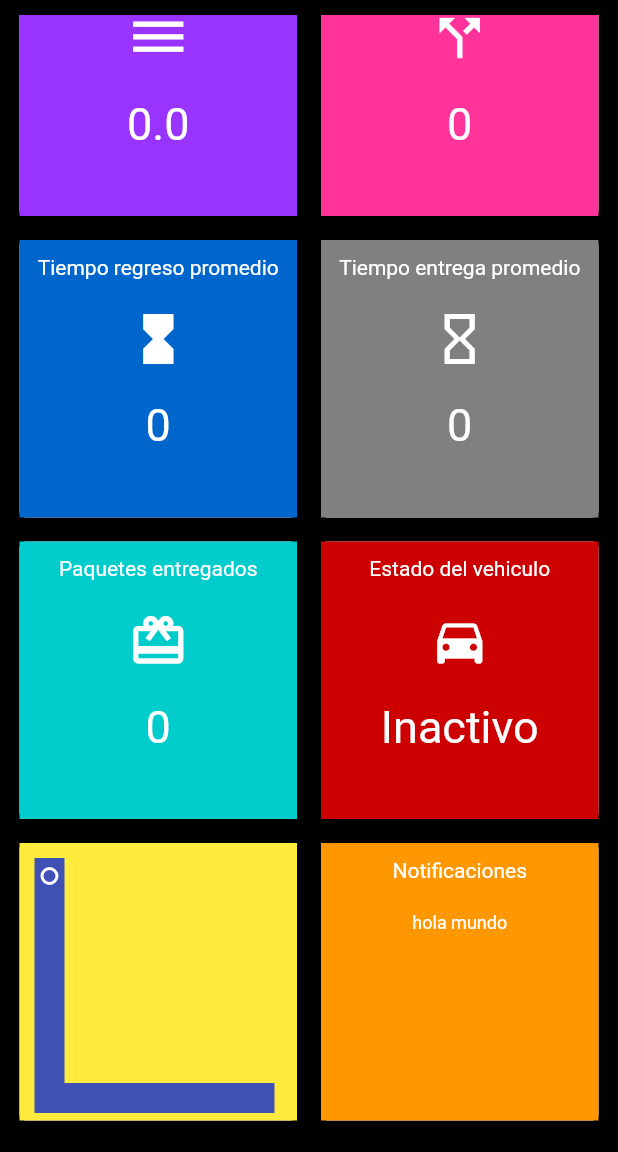
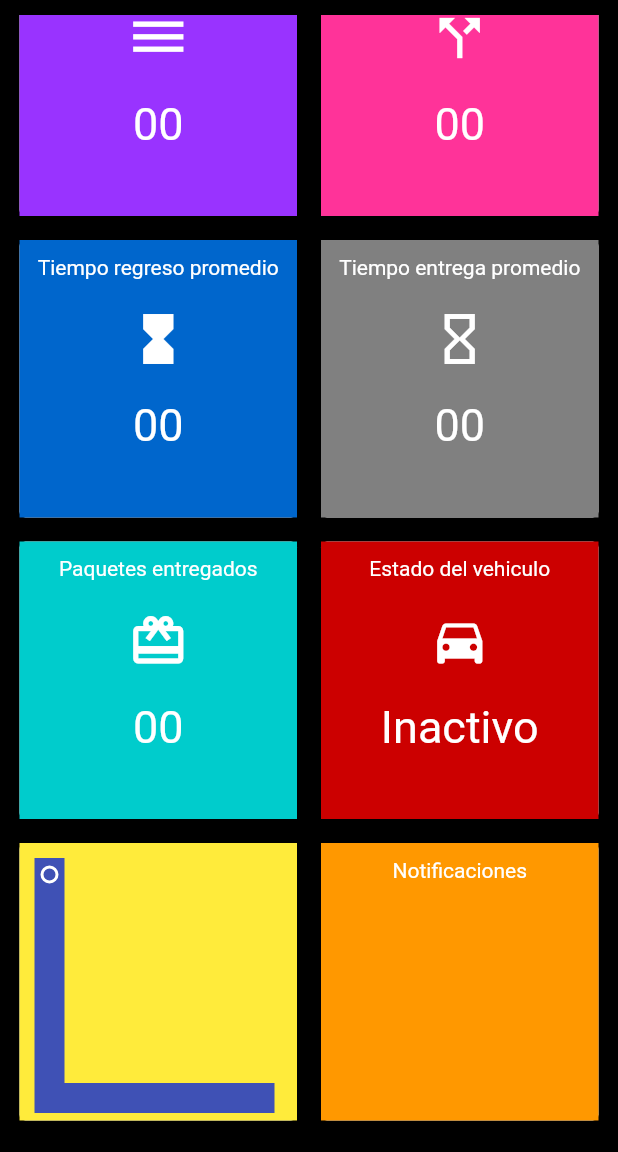
Before and after one commit to cabreration/ACE2_2S20_G14, a Flutter app: the screen it shows after launch, scrolled down 62 dp, after a tap on "Estado del vehiculo", on a phone screen of 412 x 824 dp, the part 84-1236 px from its top. Run offline on Flutter 3.47's test engine with Material 2 defaults, Android fonts, the phone set to English and light mode, and no system bars; our stand-ins replace firebase_messaging; accounts and stored records are empty; network calls fail; project files that could hold a hidden picture were left out.

Commit message:
cambios agregados

```diff
--- a/practica 1/mobile app/automail/lib/main.dart
+++ b/practica 1/mobile app/automail/lib/main.dart
@@ -5,6 +5,7 @@ import 'Slider/Slider.dart' as mySlider;
 import 'network.dart';
 import 'notifications.dart';
 import 'dart:ui' as ui;
+import 'package:flutter/material.dart';
 import 'package:flutter/material.dart';
 import 'dart:async';
 import 'dart:convert';
--- a/proyecto 1/mobile app/automail2/lib/dashboard.dart
+++ b/proyecto 1/mobile app/automail2/lib/dashboard.dart
@@ -1,5 +1,5 @@
 import 'dart:async';
-
+import 'dart:convert';
 import 'package:flutter/material.dart';
 import 'network.dart';
 import 'notifications.dart';
@@ -13,11 +13,13 @@ class _DashboardState extends State<Dashboard> {
   @override
   Widget build(BuildContext context) {
     final notifications = new NotificationProvider();
-    String mensaje = notifications.obtenerMensaje();
-
-    const seconds = const Duration(seconds: 5);
-    Timer.periodic(seconds,
-        (Timer t) => peticiones().then((value) => print("----------------------------------------------")));
+    notifications.mensajes.listen((data) {
+      mensaje = data.replaceAll("\"", "");
+      setState(() {});
+    });
+    const seconds = const Duration(seconds: 30);
+    Timer.periodic(
+        seconds, (Timer t) => peticiones().then((value) => setState(() {})));
 
     return Scaffold(
       appBar: AppBar(
@@ -31,18 +33,19 @@ class _DashboardState extends State<Dashboard> {
           crossAxisCount: 2,
           padding: EdgeInsets.all(3.0),
           children: <Widget>[
-            makeDashboardItem("Peso promedio", "0.0", Icons.dehaze,
-                Color.fromRGBO(153, 51, 255, 1)),
-            makeDashboardItem("Obstaculos detectados", "0", Icons.call_split,
-                Color.fromRGBO(255, 51, 153, 1)),
-            makeDashboardItem("Tiempo regreso promedio", "0",
+            makeDashboardItem("Peso promedio", data["avg_weight"].toString(),
+                Icons.dehaze, Color.fromRGBO(153, 51, 255, 1)),
+            makeDashboardItem("Obstaculos detectados", data["total_obstacles"],
+                Icons.call_split, Color.fromRGBO(255, 51, 153, 1)),
+            makeDashboardItem("Tiempo regreso promedio", data["avg_come"],
                 Icons.hourglass_full, Color.fromRGBO(0, 102, 204, 1)),
-            makeDashboardItem("Tiempo entrega promedio", "0",
+            makeDashboardItem("Tiempo entrega promedio", data["avg_go"],
                 Icons.hourglass_empty, Color.fromRGBO(128, 128, 128, 1)),
-            makeDashboardItem("Paquetes entregados", "0", Icons.redeem,
-                Color.fromRGBO(0, 204, 204, 1)),
+            makeDashboardItem("Paquetes entregados", data["total_delivered"],
+                Icons.redeem, Color.fromRGBO(0, 204, 204, 1)),
             makeDashboardItemState(),
-            makeDashboardItemCanvas(_posX, _posY),
+            makeDashboardItemCanvas(
+                double.parse(data["x_axis"]), double.parse(data["x_axis"])),
             makeDashboardItemnNotficacion(
                 "Notificaciones", mensaje, Colors.orange),
           ],
@@ -55,7 +58,6 @@ class _DashboardState extends State<Dashboard> {
   Color _colorActive = Color.fromRGBO(76, 153, 0, 1);
   String _activeInactiveState = "Activo";
   bool _stateState = false;
-
   Card makeDashboardItemState() {
     return Card(
         elevation: 1.0,
@@ -72,7 +74,9 @@ class _DashboardState extends State<Dashboard> {
                 _colorActive = Color.fromRGBO(76, 153, 0, 1);
                 _activeInactiveState = "Activo";
               }
-              _posY++;
+
+              CambiarEstado(_stateState);
+
               setState(() {});
             },
             child: Column(
@@ -148,6 +152,7 @@ class _DashboardState extends State<Dashboard> {
         ));
   }
 
+  String mensaje = "";
   Card makeDashboardItemnNotficacion(
       String title, String textItem, Color color) {
     return Card(
@@ -156,7 +161,10 @@ class _DashboardState extends State<Dashboard> {
         child: Container(
           decoration: BoxDecoration(color: color),
           child: new InkWell(
-            onTap: () {},
+            onTap: () {
+              mensaje = "";
+              setState(() {});
+            },
             child: Column(
               crossAxisAlignment: CrossAxisAlignment.stretch,
               mainAxisSize: MainAxisSize.min,
@@ -169,7 +177,7 @@ class _DashboardState extends State<Dashboard> {
                       style:
                           new TextStyle(fontSize: 14.0, color: Colors.white)),
                 ),
-                SizedBox(height: 20.0),
+                SizedBox(height: 30.0),
                 new Center(
                   child: new Text(textItem,
                       textAlign: TextAlign.center,
@@ -182,9 +190,9 @@ class _DashboardState extends State<Dashboard> {
         ));
   }
 
-  double _posX = 19;
-  double _posY = 20;
   Card makeDashboardItemCanvas(double posX, double posY) {
+    double _posX = 19 + (posX * 0.2667);
+    double _posY = 20 + (posY * 0.994);
     return Card(
       elevation: 1.0,
       margin: new EdgeInsets.all(8.0),
@@ -193,7 +201,7 @@ class _DashboardState extends State<Dashboard> {
         width: double.infinity,
         height: double.infinity,
         color: Colors.yellow,
-        child: CustomPaint(painter: FaceOutlinePainter(posX, posY)),
+        child: CustomPaint(painter: FaceOutlinePainter(_posX, _posY)),
       ),
     );
   }
@@ -276,9 +284,6 @@ class FaceOutlinePainter extends CustomPainter {
     // Mouth
     final mouthPoint = Path();
     mouthPoint.addOval(Rect.fromLTWH(_posX, _posY, 2, 2));
-    print("---------------");
-    print(_posX);
-    print("---------------");
 
     canvas.drawPath(mouthPoint, paintWhite);
   }
--- a/proyecto 1/mobile app/automail2/lib/network.dart
+++ b/proyecto 1/mobile app/automail2/lib/network.dart
@@ -9,25 +9,53 @@ Future<Widget> peticiones() async{
   return Text('Tesultado $response.body');
 }*/
 
+Map<String, String> data = {
+  'avg_go': "00",
+  'avg_come': "00",
+  'total_obstacles': "00",
+  'avg_weight': "00",
+  'total_delivered': "00",
+  'x_axis': "00",
+  'y_axis': "00"
+};
 
 Future<Map> peticiones() async {
   try {
-    var response = await http.get('http://18.188.92.62:3000/mail');
-    Map data = json.decode(response.body);
+    var response = await http.get('http://18.188.84.47:3000/data');
+    Map values = json.decode(response.body);
+
+    if (values != null) {
+      data["avg_go"] = values["avg_go"];
+      data["avg_come"] = values["avg_come"];
+      data["total_obstacles"] = values["total_obstacles"];
+      data["avg_weight"] = values["avg_weight"];
+      data["total_delivered"] = values["total_delivered"];
+
+      if(data["x_axis"] != values["x_axis"]){
+        data["x_axis"] = values["x_axis"];
+      }
+
+      if(data["y_axis"] != values["y_axis"]){
+        data["y_axis"] = values["y_axis"];
+      }
+    }
+
     return data;
-  }
-  catch(x){
-    return null;
+  } catch (x) {
+    print(x);
+    return data;
   }
 }
 
-Future<Map> CambiarEstado() async {
+Future<Map> CambiarEstado(bool estado) async {
   try {
-    var response = await http.patch('http://18.188.92.62:3000/mail');
-    Map data = json.decode(response.body);
-    return data;
-  }
-  catch(x){
-    return null;
+    Map<String, String> headers = {'Content-Type': 'application/json'};
+    final body = jsonEncode({"estado": estado ? "i" : "a"});
+
+    var response = await http.post('http://18.188.84.47:3000/switch',
+        headers: headers, body: body);
+    print(response.body);
+  } catch (x) {
+    print(x);
   }
 }
--- a/proyecto 1/mobile app/automail2/lib/notifications.dart
+++ b/proyecto 1/mobile app/automail2/lib/notifications.dart
@@ -39,11 +39,11 @@ class NotificationProvider {
   }
 
   obtenerMensaje() {
+    String notificacion="";
     mensajes.listen((mensaje) {
-      print("1234567890------------------------------------");
-      return mensaje;
+      notificacion = mensaje;
     });
-    return "hola mundo";
+    return notificacion;
   }
 
   dispose() {
```
